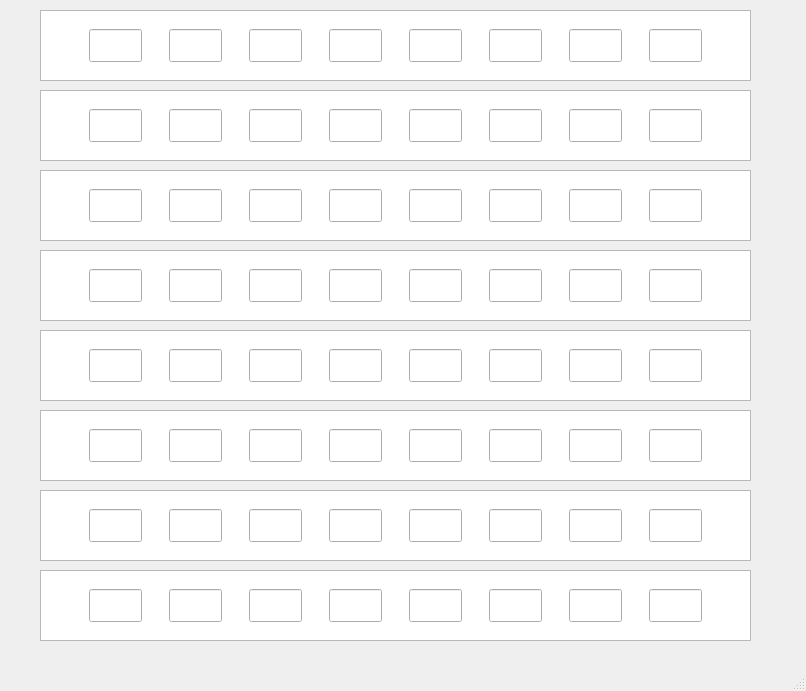
Ni3zgodna/Projekt-Cpp, file Projekt/mainwindow.ui: the form before one commit.
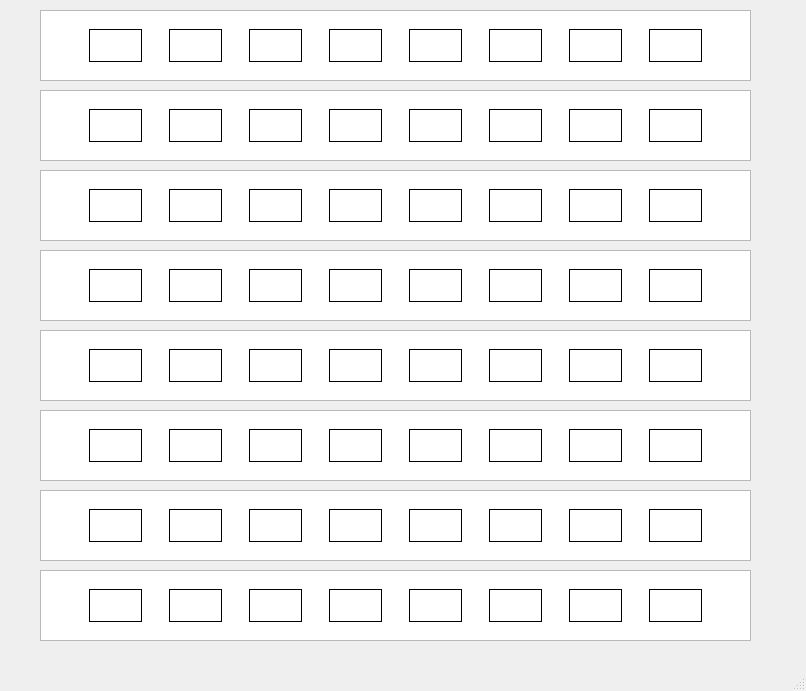
The form after the commit.

Diff of the .ui file:
```diff
--- a/Projekt/mainwindow.ui
+++ b/Projekt/mainwindow.ui
@@ -66,7 +66,8 @@
        </property>
        <property name="styleSheet">
         <string notr="true">font-size: 20px;
-text-align: center;</string>
+text-align: center;
+border: 1px solid black;</string>
        </property>
        <property name="text">
         <string/>
@@ -101,7 +102,8 @@
        </property>
        <property name="styleSheet">
         <string notr="true">font-size: 20px;
-text-align: center;</string>
+text-align: center;
+border: 1px solid black;</string>
        </property>
       </widget>
      </item>
@@ -133,7 +135,8 @@
        </property>
        <property name="styleSheet">
         <string notr="true">font-size: 20px;
-text-align: center;</string>
+text-align: center;
+border: 1px solid black;</string>
        </property>
       </widget>
      </item>
@@ -165,7 +168,8 @@
        </property>
        <property name="styleSheet">
         <string notr="true">font-size: 20px;
-text-align: center;</string>
+text-align: center;
+border: 1px solid black;</string>
        </property>
       </widget>
      </item>
@@ -197,7 +201,8 @@
        </property>
        <property name="styleSheet">
         <string notr="true">font-size: 20px;
-text-align: center;</string>
+text-align: center;
+border: 1px solid black;</string>
        </property>
       </widget>
      </item>
@@ -229,7 +234,8 @@
        </property>
        <property name="styleSheet">
         <string notr="true">font-size: 20px;
-text-align: center;</string>
+text-align: center;
+border: 1px solid black;</string>
        </property>
       </widget>
      </item>
@@ -261,7 +267,8 @@
        </property>
        <property name="styleSheet">
         <string notr="true">font-size: 20px;
-text-align: center;</string>
+text-align: center;
+border: 1px solid black;</string>
        </property>
       </widget>
      </item>
@@ -293,7 +300,8 @@
        </property>
        <property name="styleSheet">
         <string notr="true">font-size: 20px;
-text-align: center;</string>
+text-align: center;
+border: 1px solid black;</string>
        </property>
       </widget>
      </item>
@@ -325,7 +333,8 @@
        </property>
        <property name="styleSheet">
         <string notr="true">font-size: 20px;
-text-align: center;</string>
+text-align: center;
+border: 1px solid black;</string>
        </property>
       </widget>
      </item>
@@ -357,7 +366,8 @@
        </property>
        <property name="styleSheet">
         <string notr="true">font-size: 20px;
-text-align: center;</string>
+text-align: center;
+border: 1px solid black;</string>
        </property>
       </widget>
      </item>
@@ -407,7 +417,8 @@
        </property>
        <property name="styleSheet">
         <string notr="true">font-size: 20px;
-text-align: center;</string>
+text-align: center;
+border: 1px solid black;</string>
        </property>
       </widget>
      </item>
@@ -439,7 +450,8 @@
        </property>
        <property name="styleSheet">
         <string notr="true">font-size: 20px;
-text-align: center;</string>
+text-align: center;
+border: 1px solid black;</string>
        </property>
       </widget>
      </item>
@@ -474,7 +486,8 @@
        </property>
        <property name="styleSheet">
         <string notr="true">font-size: 20px;
-text-align: center;</string>
+text-align: center;
+border: 1px solid black;</string>
        </property>
        <property name="text">
         <string/>
@@ -509,7 +522,8 @@
        </property>
        <property name="styleSheet">
         <string notr="true">font-size: 20px;
-text-align: center;</string>
+text-align: center;
+border: 1px solid black;</string>
        </property>
       </widget>
      </item>
@@ -541,7 +555,8 @@
        </property>
        <property name="styleSheet">
         <string notr="true">font-size: 20px;
-text-align: center;</string>
+text-align: center;
+border: 1px solid black;</string>
        </property>
       </widget>
      </item>
@@ -573,7 +588,8 @@
        </property>
        <property name="styleSheet">
         <string notr="true">font-size: 20px;
-text-align: center;</string>
+text-align: center;
+border: 1px solid black;</string>
        </property>
       </widget>
      </item>
@@ -605,7 +621,8 @@
        </property>
        <property name="styleSheet">
         <string notr="true">font-size: 20px;
-text-align: center;</string>
+text-align: center;
+border: 1px solid black;</string>
        </property>
       </widget>
      </item>
@@ -620,6 +637,11 @@
       <height>51</height>
      </rect>
     </property>
+    <property name="styleSheet">
+     <string notr="true">font-size: 20px;
+text-align: center;
+border: 1px black solid;</string>
+    </property>
     <layout class="QHBoxLayout" name="horizontalLayout_18">
      <item>
       <widget class="QLineEdit" name="lineEdit_3_7">
@@ -637,7 +659,8 @@
        </property>
        <property name="styleSheet">
         <string notr="true">font-size: 20px;
-text-align: center;</string>
+text-align: center;
+border: 1px solid black;</string>
        </property>
       </widget>
      </item>
@@ -687,7 +710,8 @@
        </property>
        <property name="styleSheet">
         <string notr="true">font-size: 20px;
-text-align: center;</string>
+text-align: center;
+border: 1px solid black;</string>
        </property>
       </widget>
      </item>
@@ -719,7 +743,8 @@
        </property>
        <property name="styleSheet">
         <string notr="true">font-size: 20px;
-text-align: center;</string>
+text-align: center;
+border: 1px solid black;</string>
        </property>
       </widget>
      </item>
@@ -754,7 +779,8 @@
        </property>
        <property name="styleSheet">
         <string notr="true">font-size: 20px;
-text-align: center;</string>
+text-align: center;
+border: 1px solid black;</string>
        </property>
        <property name="text">
         <string/>
@@ -789,7 +815,8 @@
        </property>
        <property name="styleSheet">
         <string notr="true">font-size: 20px;
-text-align: center;</string>
+text-align: center;
+border: 1px solid black;</string>
        </property>
       </widget>
      </item>
@@ -821,7 +848,8 @@
        </property>
        <property name="styleSheet">
         <string notr="true">font-size: 20px;
-text-align: center;</string>
+text-align: center;
+border: 1px solid black;</string>
        </property>
       </widget>
      </item>
@@ -853,7 +881,8 @@
        </property>
        <property name="styleSheet">
         <string notr="true">font-size: 20px;
-text-align: center;</string>
+text-align: center;
+border: 1px solid black;</string>
        </property>
       </widget>
      </item>
@@ -885,7 +914,8 @@
        </property>
        <property name="styleSheet">
         <string notr="true">font-size: 20px;
-text-align: center;</string>
+text-align: center;
+border: 1px solid black;</string>
        </property>
       </widget>
      </item>
@@ -917,7 +947,8 @@
        </property>
        <property name="styleSheet">
         <string notr="true">font-size: 20px;
-text-align: center;</string>
+text-align: center;
+border: 1px solid black;</string>
        </property>
       </widget>
      </item>
@@ -967,7 +998,8 @@
        </property>
        <property name="styleSheet">
         <string notr="true">font-size: 20px;
-text-align: center;</string>
+text-align: center;
+border: 1px solid black;</string>
        </property>
       </widget>
      </item>
@@ -999,7 +1031,8 @@
        </property>
        <property name="styleSheet">
         <string notr="true">font-size: 20px;
-text-align: center;</string>
+text-align: center;
+border: 1px solid black;</string>
        </property>
       </widget>
      </item>
@@ -1034,7 +1067,8 @@
        </property>
        <property name="styleSheet">
         <string notr="true">font-size: 20px;
-text-align: center;</string>
+text-align: center;
+border: 1px solid black;</string>
        </property>
        <property name="text">
         <string/>
@@ -1069,7 +1103,8 @@
        </property>
        <property name="styleSheet">
         <string notr="true">font-size: 20px;
-text-align: center;</string>
+text-align: center;
+border: 1px solid black;</string>
        </property>
       </widget>
      </item>
@@ -1101,7 +1136,8 @@
        </property>
        <property name="styleSheet">
         <string notr="true">font-size: 20px;
-text-align: center;</string>
+text-align: center;
+border: 1px solid black;</string>
        </property>
       </widget>
      </item>
@@ -1133,7 +1169,8 @@
        </property>
        <property name="styleSheet">
         <string notr="true">font-size: 20px;
-text-align: center;</string>
+text-align: center;
+border: 1px solid black;</string>
        </property>
       </widget>
      </item>
@@ -1165,7 +1202,8 @@
        </property>
        <property name="styleSheet">
         <string notr="true">font-size: 20px;
-text-align: center;</string>
+text-align: center;
+border: 1px solid black;</string>
        </property>
       </widget>
      </item>
@@ -1197,7 +1235,8 @@
        </property>
        <property name="styleSheet">
         <string notr="true">font-size: 20px;
-text-align: center;</string>
+text-align: center;
+border: 1px solid black;</string>
        </property>
       </widget>
      </item>
@@ -1247,7 +1286,8 @@
        </property>
        <property name="styleSheet">
         <string notr="true">font-size: 20px;
-text-align: center;</string>
+text-align: center;
+border: 1px solid black;</string>
        </property>
       </widget>
      </item>
@@ -1279,7 +1319,8 @@
        </property>
        <property name="styleSheet">
         <string notr="true">font-size: 20px;
-text-align: center;</string>
+text-align: center;
+border: 1px solid black;</string>
        </property>
       </widget>
      </item>
@@ -1314,7 +1355,8 @@
        </property>
        <property name="styleSheet">
         <string notr="true">font-size: 20px;
-text-align: center;</string>
+text-align: center;
+border: 1px solid black;</string>
        </property>
        <property name="text">
         <string/>
@@ -1349,7 +1391,8 @@
        </property>
        <property name="styleSheet">
         <string notr="true">font-size: 20px;
-text-align: center;</string>
+text-align: center;
+border: 1px solid black;</string>
        </property>
       </widget>
      </item>
@@ -1381,7 +1424,8 @@
        </property>
        <property name="styleSheet">
         <string notr="true">font-size: 20px;
-text-align: center;</string>
+text-align: center;
+border: 1px solid black;</string>
        </property>
       </widget>
      </item>
@@ -1413,7 +1457,8 @@
        </property>
        <property name="styleSheet">
         <string notr="true">font-size: 20px;
-text-align: center;</string>
+text-align: center;
+border: 1px solid black;</string>
        </property>
       </widget>
      </item>
@@ -1445,7 +1490,8 @@
        </property>
        <property name="styleSheet">
         <string notr="true">font-size: 20px;
-text-align: center;</string>
+text-align: center;
+border: 1px solid black;</string>
        </property>
       </widget>
      </item>
@@ -1477,7 +1523,8 @@
        </property>
        <property name="styleSheet">
         <string notr="true">font-size: 20px;
-text-align: center;</string>
+text-align: center;
+border: 1px solid black;</string>
        </property>
       </widget>
      </item>
@@ -1527,7 +1574,8 @@
        </property>
        <property name="styleSheet">
         <string notr="true">font-size: 20px;
-text-align: center;</string>
+text-align: center;
+border: 1px solid black;</string>
        </property>
       </widget>
      </item>
@@ -1559,7 +1607,8 @@
        </property>
        <property name="styleSheet">
         <string notr="true">font-size: 20px;
-text-align: center;</string>
+text-align: center;
+border: 1px solid black;</string>
        </property>
       </widget>
      </item>
@@ -1594,7 +1643,8 @@
        </property>
        <property name="styleSheet">
         <string notr="true">font-size: 20px;
-text-align: center;</string>
+text-align: center;
+border: 1px solid black;</string>
        </property>
        <property name="text">
         <string/>
@@ -1629,7 +1679,8 @@
        </property>
        <property name="styleSheet">
         <string notr="true">font-size: 20px;
-text-align: center;</string>
+text-align: center;
+border: 1px solid black;</string>
        </property>
       </widget>
      </item>
@@ -1661,7 +1712,8 @@
        </property>
        <property name="styleSheet">
         <string notr="true">font-size: 20px;
-text-align: center;</string>
+text-align: center;
+border: 1px solid black;</string>
        </property>
       </widget>
      </item>
@@ -1693,7 +1745,8 @@
        </property>
        <property name="styleSheet">
         <string notr="true">font-size: 20px;
-text-align: center;</string>
+text-align: center;
+border: 1px solid black;</string>
        </property>
       </widget>
      </item>
@@ -1725,7 +1778,8 @@
        </property>
        <property name="styleSheet">
         <string notr="true">font-size: 20px;
-text-align: center;</string>
+text-align: center;
+border: 1px solid black;</string>
        </property>
       </widget>
      </item>
@@ -1757,7 +1811,8 @@
        </property>
        <property name="styleSheet">
         <string notr="true">font-size: 20px;
-text-align: center;</string>
+text-align: center;
+border: 1px solid black;</string>
        </property>
       </widget>
      </item>
@@ -1807,7 +1862,8 @@
        </property>
        <property name="styleSheet">
         <string notr="true">font-size: 20px;
-text-align: center;</string>
+text-align: center;
+border: 1px solid black;</string>
        </property>
       </widget>
      </item>
@@ -1839,7 +1895,8 @@
        </property>
        <property name="styleSheet">
         <string notr="true">font-size: 20px;
-text-align: center;</string>
+text-align: center;
+border: 1px solid black;</string>
        </property>
       </widget>
      </item>
@@ -1874,7 +1931,8 @@
        </property>
        <property name="styleSheet">
         <string notr="true">font-size: 20px;
-text-align: center;</string>
+text-align: center;
+border: 1px solid black;</string>
        </property>
        <property name="text">
         <string/>
@@ -1909,7 +1967,8 @@
        </property>
        <property name="styleSheet">
         <string notr="true">font-size: 20px;
-text-align: center;</string>
+text-align: center;
+border: 1px solid black;</string>
        </property>
       </widget>
      </item>
@@ -1924,6 +1983,9 @@
       <height>51</height>
      </rect>
     </property>
+    <property name="styleSheet">
+     <string notr="true"/>
+    </property>
     <layout class="QHBoxLayout" name="horizontalLayout_55">
      <item>
       <widget class="QLineEdit" name="lineEdit_7_5">
@@ -1941,7 +2003,8 @@
        </property>
        <property name="styleSheet">
         <string notr="true">font-size: 20px;
-text-align: center;</string>
+text-align: center;
+border: 1px solid black;</string>
        </property>
       </widget>
      </item>
@@ -1973,7 +2036,8 @@
        </property>
        <property name="styleSheet">
         <string notr="true">font-size: 20px;
-text-align: center;</string>
+text-align: center;
+border: 1px solid black;</string>
        </property>
       </widget>
      </item>
@@ -2005,7 +2069,8 @@
        </property>
        <property name="styleSheet">
         <string notr="true">font-size: 20px;
-text-align: center;</string>
+text-align: center;
+border: 1px solid black;</string>
        </property>
       </widget>
      </item>
@@ -2040,7 +2105,8 @@
        </property>
        <property name="styleSheet">
         <string notr="true">font-size: 20px;
-text-align: center;</string>
+text-align: center;
+border: 1px solid black;</string>
        </property>
        <property name="text">
         <string/>
@@ -2075,7 +2141,8 @@
        </property>
        <property name="styleSheet">
         <string notr="true">font-size: 20px;
-text-align: center;</string>
+text-align: center;
+border: 1px solid black;</string>
        </property>
       </widget>
      </item>
@@ -2107,7 +2174,8 @@
        </property>
        <property name="styleSheet">
         <string notr="true">font-size: 20px;
-text-align: center;</string>
+text-align: center;
+border: 1px solid black;</string>
        </property>
       </widget>
      </item>
@@ -2139,7 +2207,8 @@
        </property>
        <property name="styleSheet">
         <string notr="true">font-size: 20px;
-text-align: center;</string>
+text-align: center;
+border: 1px solid black;</string>
        </property>
       </widget>
      </item>
@@ -2171,7 +2240,8 @@
        </property>
        <property name="styleSheet">
         <string notr="true">font-size: 20px;
-text-align: center;</string>
+text-align: center;
+border: 1px solid black;</string>
        </property>
       </widget>
      </item>
@@ -2203,7 +2273,8 @@
        </property>
        <property name="styleSheet">
         <string notr="true">font-size: 20px;
-text-align: center;</string>
+text-align: center;
+border: 1px solid black;</string>
        </property>
       </widget>
      </item>
@@ -2253,7 +2324,8 @@
        </property>
        <property name="styleSheet">
         <string notr="true">font-size: 20px;
-text-align: center;</string>
+text-align: center;
+border: 1px solid black;</string>
        </property>
       </widget>
      </item>
```
